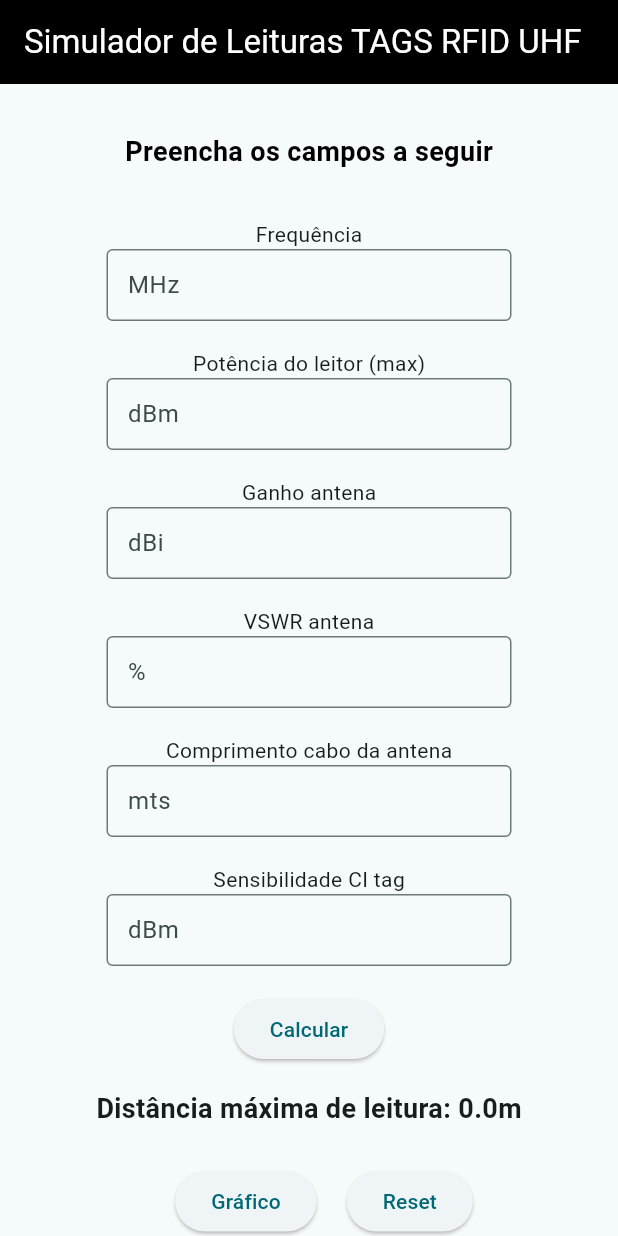
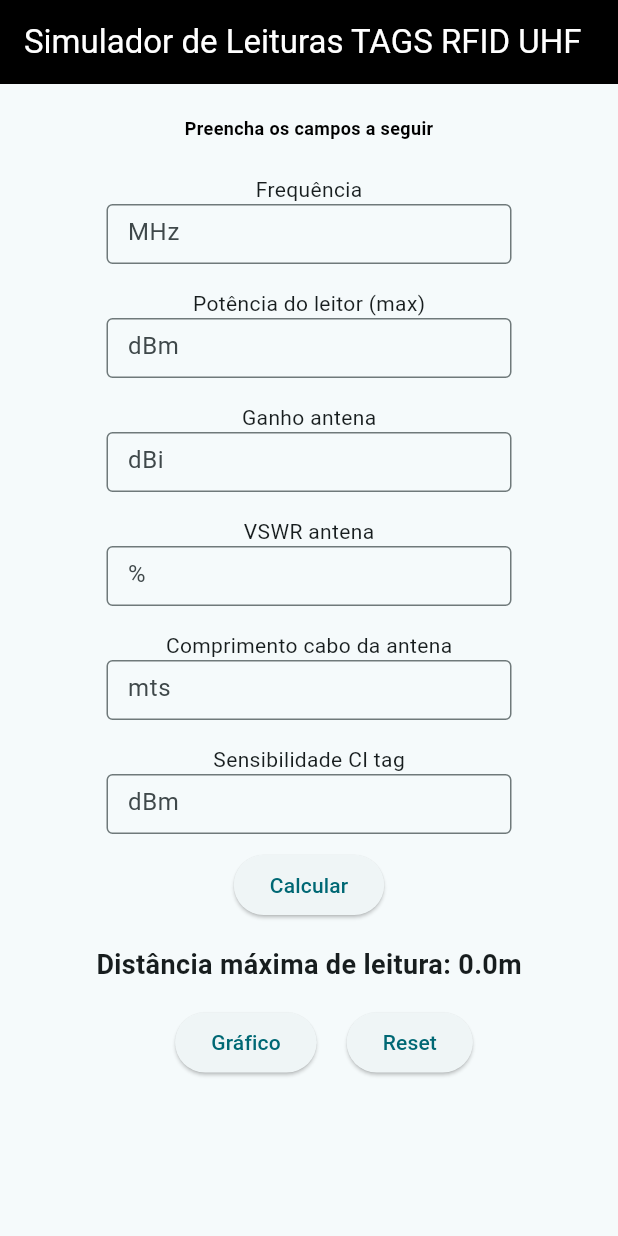
Before and after one commit to daniel-vezos/TagMetric, a Flutter app: the screen it shows after launch, on a phone screen of 412 x 824 dp. Run offline on Flutter 3.47's test engine with Material 3 defaults, Android fonts, the phone set to English and light mode, and no system bars; our stand-ins replace fl_chart.

Commit message:
ajustes app

```diff
--- a/lib/main.dart
+++ b/lib/main.dart
@@ -103,7 +103,7 @@ class _MyHomePageState extends State<MyHomePage> {
           const Text(
             "Preencha os campos a seguir",
             style: TextStyle(
-              fontSize: 18,
+              fontSize: 12,
               fontWeight: FontWeight.bold,
               color: Colors.black,
               height: 5,
@@ -115,13 +115,13 @@ class _MyHomePageState extends State<MyHomePage> {
                 mainAxisAlignment: MainAxisAlignment.start,
                 children: <Widget>[
                   Column(
-                    mainAxisAlignment: MainAxisAlignment.center,
+                    mainAxisAlignment: MainAxisAlignment.end,
                     children: [
                       const Text("Frequência"),
                       const SizedBox(width: 10),
                       Container(
                         width: 270,
-                        height: 50,
+                        height: 40,
                         child: TextFormField(
                           controller: _frequencia,
                           keyboardType: TextInputType.number,
@@ -143,7 +143,7 @@ class _MyHomePageState extends State<MyHomePage> {
                       const SizedBox(width: 10),
                       Container(
                         width: 270,
-                        height: 50,
+                        height: 40,
                         child: TextFormField(
                           controller: _potencia,
                           keyboardType: TextInputType.number,
@@ -165,7 +165,7 @@ class _MyHomePageState extends State<MyHomePage> {
                       const SizedBox(width: 10),
                       Container(
                         width: 270,
-                        height: 50,
+                        height: 40,
                         child: TextFormField(
                           controller: _ganho,
                           keyboardType: TextInputType.number,
@@ -187,7 +187,7 @@ class _MyHomePageState extends State<MyHomePage> {
                       const SizedBox(width: 10),
                       Container(
                         width: 270,
-                        height: 50,
+                        height: 40,
                         child: TextFormField(
                           controller: _vswr,
                           keyboardType: TextInputType.number,
@@ -209,7 +209,7 @@ class _MyHomePageState extends State<MyHomePage> {
                       const SizedBox(width: 10),
                       Container(
                         width: 270,
-                        height: 50,
+                        height: 40,
                         child: TextFormField(
                           controller: _cabo,
                           keyboardType: TextInputType.number,
@@ -231,7 +231,7 @@ class _MyHomePageState extends State<MyHomePage> {
                       const SizedBox(width: 10),
                       Container(
                         width: 270,
-                        height: 50,
+                        height: 40,
                         child: TextFormField(
                           controller: _sensibilidade,
                           keyboardType: TextInputType.number,
@@ -245,7 +245,7 @@ class _MyHomePageState extends State<MyHomePage> {
                       ),
                     ],
                   ),
-                  const SizedBox(height: 16),
+                  const SizedBox(height: 10),
                   ElevatedButton(
                     onPressed: _calcularDistanciaMaximaLeitura,
                     child: const Text("Calcular"),
@@ -258,7 +258,7 @@ class _MyHomePageState extends State<MyHomePage> {
                       fontWeight: FontWeight.bold,
                     ),
                   ),
-                  const SizedBox(height: 25),
+                  const SizedBox(height: 15),
                   Center(
                     child: Row(
                       mainAxisAlignment: MainAxisAlignment.center,
```
Also changed, not shown: 9 other files.
